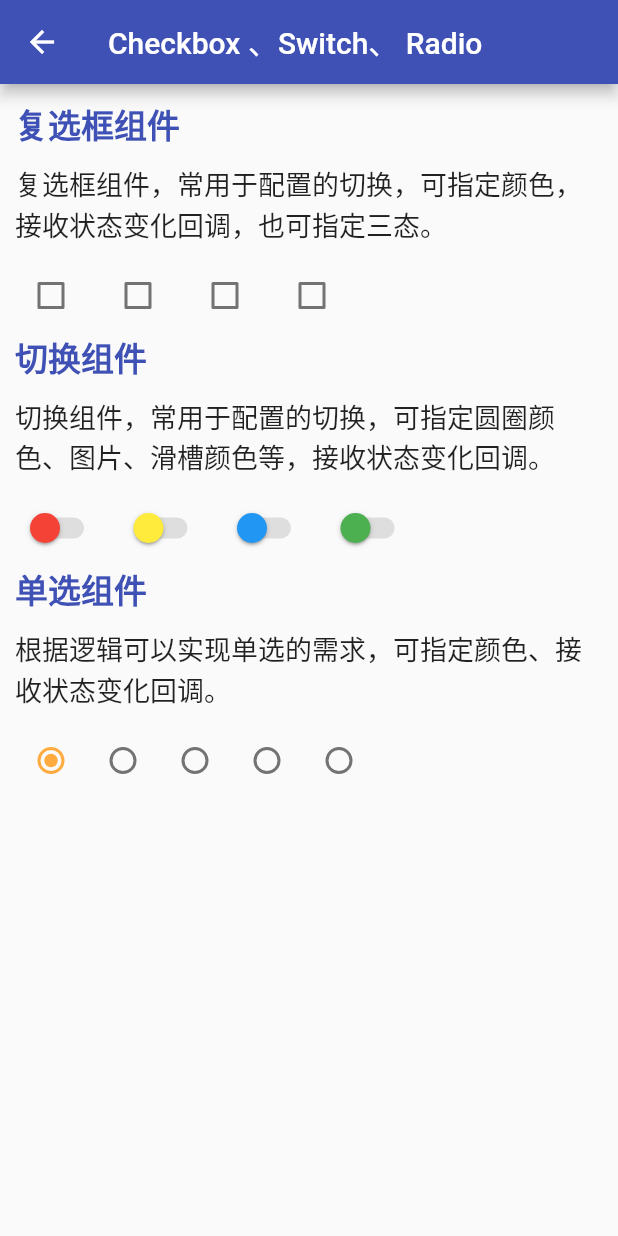
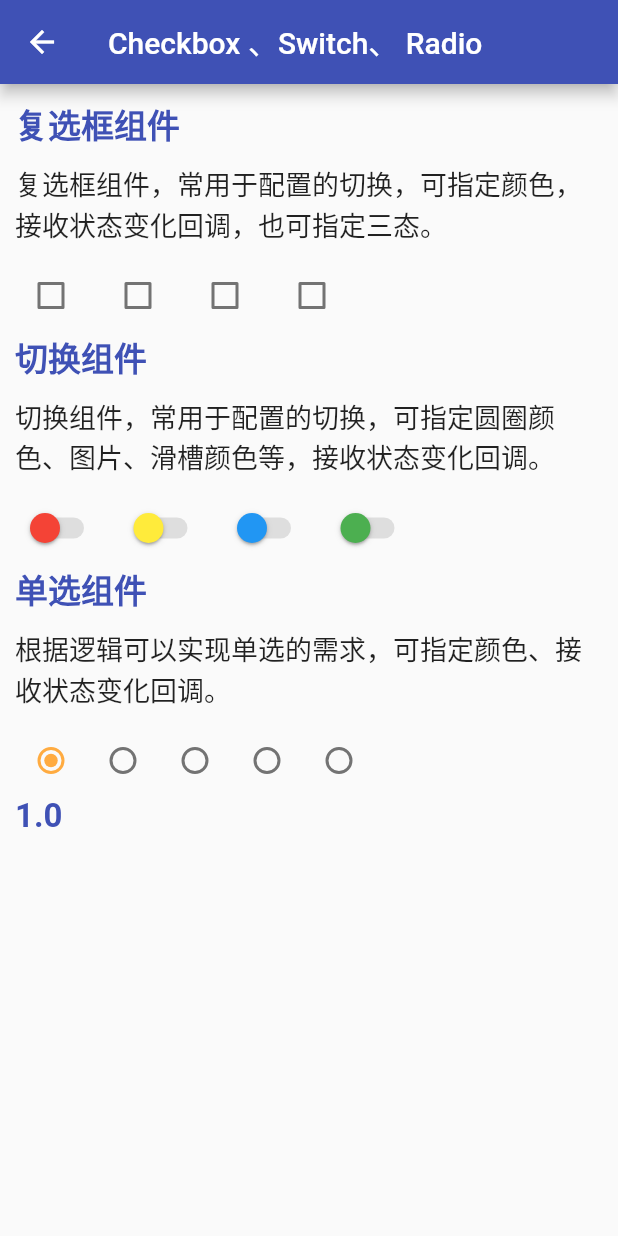
Before and after one commit to wanghaonan12/flutter_demo, a Flutter app: the CheckboxRadioWidget screen opened directly, on a phone screen of 412 x 824 dp. Run offline on Flutter 3.47's test engine with Material 2 defaults, Android fonts, the phone set to English and light mode, and no system bars.

```diff
--- a/lib/widget/stateful/CheckboxSwitchRadio.dart
+++ b/lib/widget/stateful/CheckboxSwitchRadio.dart
@@ -13,6 +13,7 @@ class _CheckboxRadioWidgetState extends State<CheckboxRadioWidget> {
   final colors = [Colors.red, Colors.yellow, Colors.blue, Colors.green];
   var data = <double>[1, 2, 3, 4, 5];
   double _value = 1;
+  double count = 1;
 
   @override
   Widget build(BuildContext context) {
@@ -77,8 +78,8 @@ class _CheckboxRadioWidgetState extends State<CheckboxRadioWidget> {
                         value: _checked,
                         inactiveThumbColor: e,
                         inactiveTrackColor: Colors.grey.withAlpha(77),
-                        activeColor: Colors.green,
-                        activeTrackColor: Colors.orange,
+                        activeColor: e,
+                        activeTrackColor: Colors.green,
                         // 状态改变事件
                         onChanged: (v) => setState(() => _checked = v),
                       ),
@@ -98,6 +99,9 @@ class _CheckboxRadioWidgetState extends State<CheckboxRadioWidget> {
                   style: descStyle,
                 ),
               ),
+              Column(
+                crossAxisAlignment: CrossAxisAlignment.start,
+                children: [
                   Row(
                     mainAxisSize: MainAxisSize.min,
                     children: data
@@ -105,9 +109,15 @@ class _CheckboxRadioWidgetState extends State<CheckboxRadioWidget> {
                             activeColor: Colors.orangeAccent,
                             value: e,
                             groupValue: _value,
-                        onChanged: (v) => setState(() => _value = v!)))
+                            onChanged: (v) => {
+                                  print(e),
+                                  setState(() => {count = e, _value = v!})
+                                }))
                         .toList(),
                   ),
+                   Text('$count',style: titleStyle,),
+                ],
+              )
             ],
           ),
         ),
--- a/lib/widget/stateful/Overlay.dart
+++ b/lib/widget/stateful/Overlay.dart
@@ -1,7 +1,6 @@
 import 'package:flutter/material.dart';
 import 'package:flutter_demo/common/style.dart';
 
-// ignore: must_be_immutable
 class OverlayWidget extends StatelessWidget {
   const OverlayWidget({Key? key}) : super(key: key);
 
--- a/lib/widget/stateful/Slide.dart
+++ b/lib/widget/stateful/Slide.dart
@@ -51,7 +51,7 @@ class _SliderWidgetState extends State<SliderWidget> {
                     // 最⼤值
                     max: 360.0,
                     // 分段数
-                    divisions: 10,
+                    divisions: 360,
                     // 提示⽓泡⽂字
                     label: _value.toStringAsFixed(1),
                     // 激活颜⾊
--- a/lib/widget/stateful/SnackBar.dart
+++ b/lib/widget/stateful/SnackBar.dart
@@ -36,7 +36,8 @@ class _SnackBarWidgetState extends State<SnackBarWidget> {
               ),
               ElevatedButton(
                 onPressed: () => {
-                  ScaffoldMessenger.of(context).showSnackBar(SnackBar(
+                  ScaffoldMessenger.of(context).showSnackBar(
+                      SnackBar(
                     backgroundColor: Colors.indigo,
                     content: const Text(
                       'SnackBar',
@@ -44,6 +45,7 @@ class _SnackBarWidgetState extends State<SnackBarWidget> {
                     ),
                     duration: const Duration(seconds: 2),
                     action: SnackBarAction(
+                      textColor:Colors.white,
                       label: 'ACTION',
                       onPressed: () {
                         ScaffoldMessenger.of(context).hideCurrentSnackBar;
--- a/lib/widget/stateful/Stepper.dart
+++ b/lib/widget/stateful/Stepper.dart
@@ -44,7 +44,7 @@ class _StepperWidgetState extends State<StepperWidget> {
               SizedBox(
                 height: MediaQuery.of(context).size.height,
                 child: Stepper(
-                    type: StepperType.horizontal,
+                    type: StepperType.vertical,
                     currentStep: _position,
                     onStepTapped: (index) {
                       setState(() {
```
Also changed, not shown: lib/common/data.dart (+21 -0 lines), lib/common/routes.dart (+38 -24 lines). Lines whose indentation alone changed are shown as unchanged.
